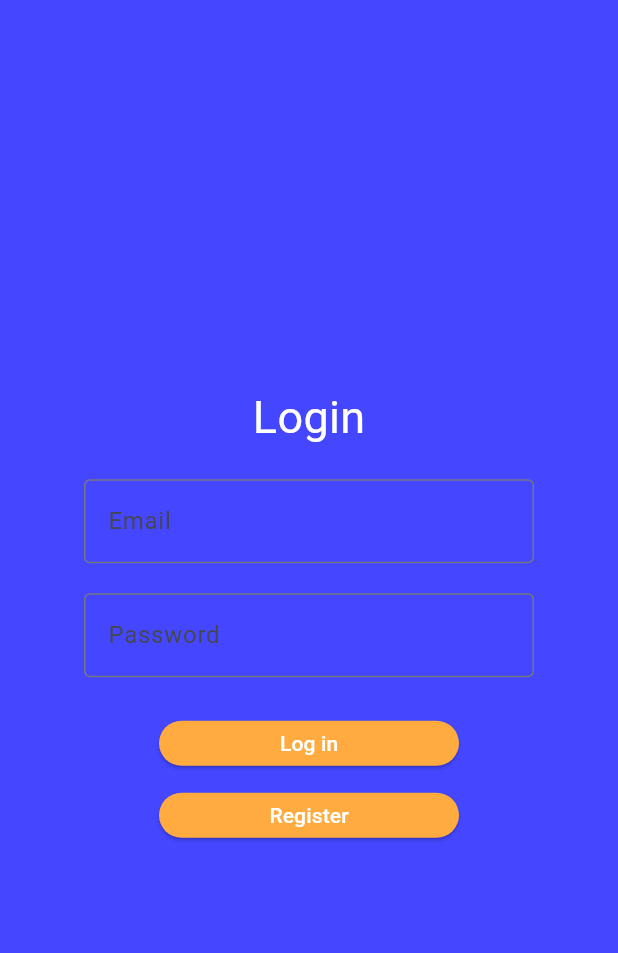
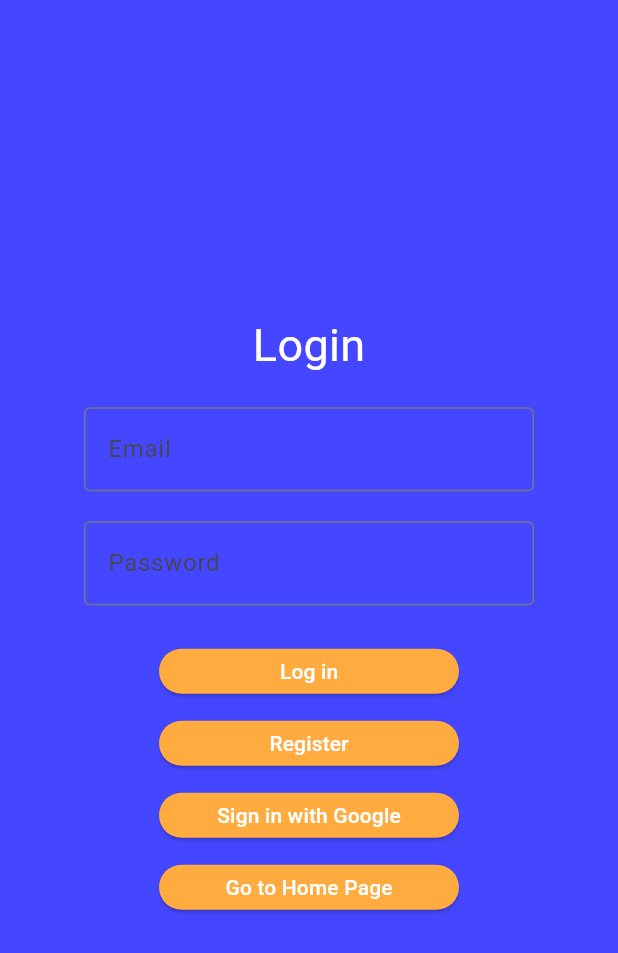
Before and after one commit to Carl0s2002/WeatherApp, a Flutter app: the screen it shows after launch, on a phone screen of 412 x 824 dp. Shown: the top 953 px of the screen. Run offline on Flutter 3.47's test engine with Material 3 defaults, Android fonts, the phone set to English and light mode, and no system bars; our stand-ins replace cloud_firestore, firebase_auth, firebase_core, firebase_storage, google_sign_in, image_picker; accounts and stored records are empty.

Commit message:
User can now change profile picture with the help of firebase storage, not logged in users have restricted access to profile screen but can browse in home page and google sign in is working

```diff
--- a/lib/models/user.dart
+++ b/lib/models/user.dart
@@ -5,12 +5,14 @@ class AppUser {
   String country ;
   String city ;
   String email ;
+  String profilePic ;
 
   AppUser({
     required this.firstName ,
     required this.lastName ,
     required this.country ,
     required this.city ,
-    required this.email
+    required this.email,
+    required this.profilePic
   });
 }
--- a/lib/providers/user_provider.dart
+++ b/lib/providers/user_provider.dart
@@ -7,7 +7,7 @@ class UserProvider extends ChangeNotifier {
 
     AppUser? get user => _user ;
 
-    void setUser( AppUser user ) {
+    void setUser( AppUser? user ) {
       _user = user;
       notifyListeners() ;
     }
--- a/lib/screens/login_page.dart
+++ b/lib/screens/login_page.dart
@@ -87,7 +87,10 @@ class _LoginPageState extends State<LoginPage> {
                             try {
                               AppUser user = await firestoreService.getUser(email.text);
                               Provider.of<UserProvider>(context, listen: false).setUser(user);
-                              Navigator.pushReplacement(context, MaterialPageRoute(builder: (context) => MyHomePage()));
+                              setState(() {
+                                isLoading = false ;
+                              });
+                              Navigator.push(context, MaterialPageRoute(builder: (context) => MyHomePage()));
                             } catch (e) {
                               setState(() {
                                 errorMessage = "Failed to fetch user data.";
@@ -123,6 +126,35 @@ class _LoginPageState extends State<LoginPage> {
                 },
                 child: Text("Register"),
               ),
+              ElevatedButton(
+                style: ElevatedButton.styleFrom(
+                  backgroundColor: Colors.orangeAccent,
+                  foregroundColor: Colors.white,
+                  minimumSize: Size(200, 30),
+                ),
+                onPressed: () async {
+
+                    FirebaseAuthService firebaseAuthService = FirebaseAuthService() ;
+                    var credentials = await firebaseAuthService.signInWithGoogle() ;
+                    print("HERE!!!!!!!!!!!!!!!!! $credentials") ;
+
+                },
+                child: Text("Sign in with Google"),
+              ),
+              ElevatedButton(
+                style: ElevatedButton.styleFrom(
+                  backgroundColor: Colors.orangeAccent,
+                  foregroundColor: Colors.white,
+                  minimumSize: Size(200, 30),
+                ),
+                onPressed: () {
+                  Navigator.push(
+                    context,
+                    MaterialPageRoute(builder: (context) =>  MyHomePage()),
+                  );
+                },
+                child: Text("Go to Home Page"),
+              ),
             ],
           ),
         ),
--- a/lib/screens/register_page.dart
+++ b/lib/screens/register_page.dart
@@ -118,7 +118,7 @@ class _RegisterPageState extends State<RegisterPage>{
                        confirmPassword.text.isNotEmpty &&
                        password.text == confirmPassword.text
                   ){
-                  AppUser user = AppUser(firstName: firstName.text, lastName: lastName.text, country: country.text, city: city.text , email: email.text);
+                  AppUser user = AppUser(firstName: firstName.text, lastName: lastName.text, country: country.text, city: city.text , email: email.text , profilePic: "https://firebasestorage.googleapis.com/v0/b/weather-app-20242310.appspot.com/o/profilePic%2Fblank-profile-picture-973460-anonymous-avatar.jpg?alt=media&token=3fcd761c-7efb-4245-a50c-bf6063cae348");
                   FirebaseAuthService firebaseAuthService = FirebaseAuthService() ;
                   FirestoreService firestoreService = FirestoreService() ;
                   await firebaseAuthService.createAccount(email.text, password.text) ;
--- a/lib/services/firestore.dart
+++ b/lib/services/firestore.dart
@@ -12,7 +12,8 @@ class FirestoreService {
       "Last Name" : user.lastName ,
       "Country" : user.country ,
       "City" : user.city ,
-      "Email" : user.email
+      "Email" : user.email ,
+      "Profile Picture" : user.profilePic
     } ;
     await db
               .collection("users")
@@ -33,7 +34,8 @@ class FirestoreService {
         lastName: data['Last Name'],
         country: data['Country'],
         city: data['City'],
-        email: email
+        email: email ,
+        profilePic: data['Profile Picture']
       );
       return user;
     } else {
--- a/pubspec.yaml
+++ b/pubspec.yaml
@@ -40,6 +40,8 @@ dependencies:
   cloud_firestore: ^5.4.4
   firebase_auth: ^5.3.1
   firebase_storage: ^12.3.4
+  image_picker: ^1.1.2
+  google_sign_in: ^6.2.1
 
 
 
```
Also changed, not shown: lib/screens/home_page.dart (+41 -0 lines), lib/screens/profile_page.dart (+27 -9 lines), lib/services/firebase_auth.dart (+18 -0 lines), lib/services/firebase_storage.dart (added, +21 -0 lines), lib/utilities/utils.dart (+9 -8 lines), lib/firebase_options.dart, pubspec.lock, 12 other files.
